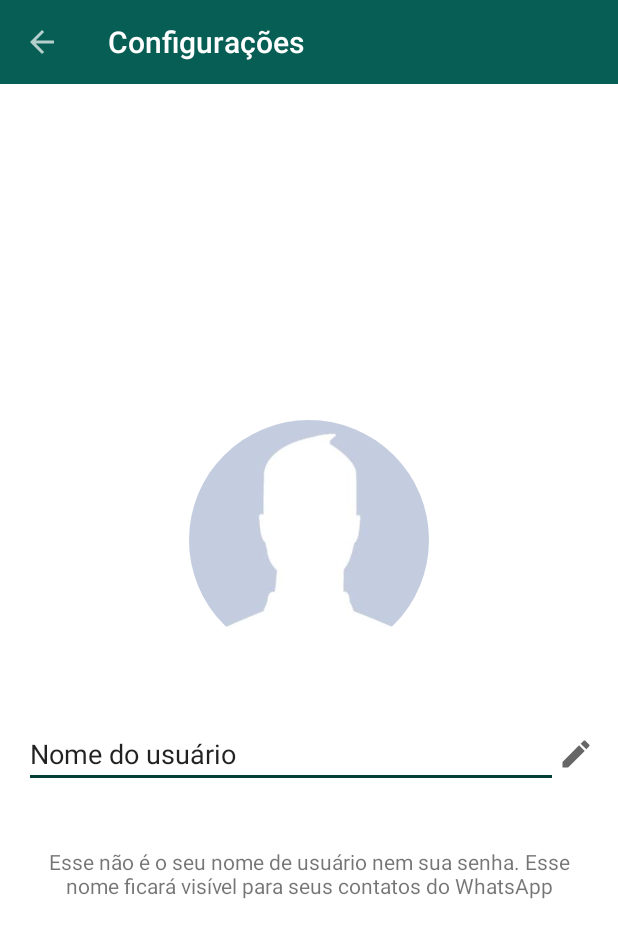
After one commit to pedromoraes618/WhatsAppProjeto, an Android app: the ConfiguracoesActivity screen opened directly, with no data from a screen before it, on a phone screen of 412 x 824 dp. The commit adds this screen. Shown: the top 938 px of the screen. Run offline under Robolectric (Android 15) with nearby library versions, the phone set to English and light mode, and no system bars; our stand-ins replace CircleImageView.

Commit message:
Criação da tela de configuracao

```diff
--- /dev/null
+++ b/app/src/main/java/com/example/whatsappprojeto/activity/ConfiguracoesActivity.java
@@ -0,0 +1,25 @@
+package com.example.whatsappprojeto.activity;
+
+import androidx.appcompat.app.AppCompatActivity;
+import androidx.appcompat.widget.Toolbar;
+
+import android.os.Bundle;
+
+import com.example.whatsappprojeto.R;
+
+public class ConfiguracoesActivity extends AppCompatActivity {
+
+    @Override
+    protected void onCreate(Bundle savedInstanceState) {
+        super.onCreate(savedInstanceState);
+        setContentView(R.layout.activity_configuracoes);
+
+        //Declarando a toolbar no configuracoesActivity e incluindo o nome whatsapp na toolbar
+        Toolbar toolbar = findViewById(R.id.toolbarPrincipal);
+        toolbar.setTitle("Configurações");
+        setSupportActionBar(toolbar);
+
+        getSupportActionBar().setDisplayHomeAsUpEnabled(true);
+
+    }
+}
--- a/app/src/main/java/com/example/whatsappprojeto/activity/LoginActivity.java
+++ b/app/src/main/java/com/example/whatsappprojeto/activity/LoginActivity.java
@@ -106,4 +106,6 @@ public class LoginActivity extends AppCompatActivity {
         startActivity(intent);
         finish();
     }
+
+
 }
--- /dev/null
+++ b/app/src/main/res/drawable/ic_edit_verde_24dp.xml
@@ -0,0 +1,10 @@
+<vector xmlns:android="http://schemas.android.com/apk/res/android"
+    android:width="24dp"
+    android:height="24dp"
+    android:viewportWidth="24"
+    android:viewportHeight="24"
+    android:tint="?attr/colorControlNormal">
+  <path
+      android:fillColor="#075e54"
+      android:pathData="M3,17.25V21h3.75L17.81,9.94l-3.75,-3.75L3,17.25zM20.71,7.04c0.39,-0.39 0.39,-1.02 0,-1.41l-2.34,-2.34c-0.39,-0.39 -1.02,-0.39 -1.41,0l-1.83,1.83 3.75,3.75 1.83,-1.83z"/>
+</vector>
--- a/app/src/main/res/layout/activity_cadastro.xml
+++ b/app/src/main/res/layout/activity_cadastro.xml
@@ -74,7 +74,7 @@
         android:layout_marginEnd="32dp"
         app:boxStrokeColor="@color/teal_200"
         app:hintTextColor="@color/teal_200"
-        app:layout_constraintBottom_toTopOf="@+id/button2"
+        app:layout_constraintBottom_toTopOf="@+id/abrirTelaLogin"
         app:layout_constraintEnd_toEndOf="parent"
         app:layout_constraintHorizontal_bias="0.5"
         app:layout_constraintStart_toStartOf="parent"
@@ -90,7 +90,7 @@
     </com.google.android.material.textfield.TextInputLayout>
 
     <Button
-        android:id="@+id/button2"
+        android:id="@+id/abrirTelaLogin"
         android:layout_width="0dp"
         android:layout_height="wrap_content"
         android:layout_marginStart="32dp"
--- /dev/null
+++ b/app/src/main/res/layout/activity_configuracoes.xml
@@ -0,0 +1,78 @@
+<?xml version="1.0" encoding="utf-8"?>
+<androidx.constraintlayout.widget.ConstraintLayout xmlns:android="http://schemas.android.com/apk/res/android"
+    xmlns:app="http://schemas.android.com/apk/res-auto"
+    xmlns:tools="http://schemas.android.com/tools"
+    android:layout_width="match_parent"
+    android:layout_height="match_parent"
+    tools:context=".activity.ConfiguracoesActivity">
+
+  <include
+      android:id="@+id/include"
+      layout="@layout/toolbar"
+      android:layout_width="0dp"
+      android:layout_height="wrap_content"
+      app:layout_constraintEnd_toEndOf="parent"
+      app:layout_constraintStart_toStartOf="parent"
+      app:layout_constraintTop_toTopOf="parent" />
+
+  <de.hdodenhof.circleimageview.CircleImageView
+      android:id="@+id/CircleImageViewFotoPerfil"
+      android:layout_width="160dp"
+      android:layout_height="160dp"
+      android:layout_marginTop="190dp"
+      android:src="@drawable/padrao"
+      app:layout_constraintBottom_toTopOf="@+id/linearLayout"
+      app:layout_constraintEnd_toEndOf="parent"
+      app:layout_constraintStart_toStartOf="parent"
+      app:layout_constraintTop_toBottomOf="@+id/include"
+      app:layout_constraintVertical_bias="0.45" />
+
+  <LinearLayout
+      android:id="@+id/linearLayout"
+      android:layout_width="0dp"
+      android:layout_height="wrap_content"
+      android:background="@color/white"
+      android:orientation="horizontal"
+      android:paddingLeft="16dp"
+      android:paddingTop="5dp"
+      android:paddingRight="16dp"
+      android:paddingBottom="5dp"
+      app:layout_constraintBottom_toTopOf="@+id/textView2"
+      app:layout_constraintEnd_toEndOf="parent"
+      app:layout_constraintStart_toStartOf="parent"
+      app:layout_constraintTop_toBottomOf="@+id/CircleImageViewFotoPerfil">
+
+    <EditText
+        android:id="@+id/editTextTextPersonName"
+        android:layout_width="wrap_content"
+        android:layout_height="wrap_content"
+        android:layout_weight="1"
+        android:ems="10"
+        android:inputType="textPersonName"
+        android:text="Nome do usuário" />
+
+    <ImageView
+        android:id="@+id/imageView3"
+        android:layout_width="wrap_content"
+        android:layout_height="wrap_content"
+        android:layout_gravity="center_vertical"
+
+        android:background="@drawable/ic_edit_verde_24dp"
+        android:paddingRight="16dp" />
+  </LinearLayout>
+
+  <TextView
+      android:id="@+id/textView2"
+      android:layout_width="0dp"
+      android:layout_height="wrap_content"
+      android:layout_marginStart="24dp"
+      android:layout_marginEnd="24dp"
+      android:layout_marginBottom="190dp"
+      android:text="Esse não é o seu nome de usuário nem sua senha. Esse nome ficará visível para seus contatos do WhatsApp"
+      android:textAlignment="center"
+      app:layout_constraintBottom_toBottomOf="parent"
+      app:layout_constraintEnd_toEndOf="parent"
+      app:layout_constraintHorizontal_bias="0.497"
+      app:layout_constraintStart_toStartOf="parent"
+      app:layout_constraintTop_toBottomOf="@+id/linearLayout" />
+</androidx.constraintlayout.widget.ConstraintLayout>
--- a/app/src/main/res/layout/toolbar.xml
+++ b/app/src/main/res/layout/toolbar.xml
@@ -1,7 +1,7 @@
 <?xml version="1.0" encoding="utf-8"?>
 <FrameLayout xmlns:android="http://schemas.android.com/apk/res/android"
     android:layout_width="match_parent"
-    android:layout_height="match_parent">
+    android:layout_height="wrap_content">
 
     <androidx.appcompat.widget.Toolbar
         android:id="@+id/toolbarPrincipal"
--- a/app/src/main/res/menu/menu_main.xml
+++ b/app/src/main/res/menu/menu_main.xml
@@ -6,6 +6,10 @@
             app:showAsAction="always"
             android:icon="@drawable/ic_pesquisa_branco_24dp"
             />
+        <item android:id="@+id/menugrupo"
+        android:title="Novo grupo"
+        app:showAsAction="never"
+        />
         <item android:id="@+id/menuConfiguracoes"
         android:title="Configurações"
         app:showAsAction="never"
@@ -14,4 +18,5 @@
         android:title="Sair"
         app:showAsAction="never"
         />
+
 </menu>
--- a/app/src/main/res/values/strings.xml
+++ b/app/src/main/res/values/strings.xml
@@ -6,4 +6,6 @@
     <string name="cadastrar">Não tem conta? Cadastre-se</string>
     <string name="cadatrarP">Cadastrar</string>
     <string name="digite_nome">Digite o seu nome</string>
+    <!-- TODO: Remove or change this placeholder text -->
+    <string name="hello_blank_fragment">Hello blank fragment</string>
 </resources>
```
Also changed, not shown: app/build.gradle (+10 -0 lines), app/src/main/AndroidManifest.xml (+7 -3 lines), app/src/main/java/com/example/whatsappprojeto/activity/CadastroActivity.java (+6 -2 lines), app/src/main/java/com/example/whatsappprojeto/activity/MainActivity.java (+32 -0 lines), app/src/main/java/com/example/whatsappprojeto/fragment/ContatosFragment.java (added, +66 -0 lines), app/src/main/java/com/example/whatsappprojeto/fragment/ConversasFragment.java (added, +66 -0 lines), app/src/main/java/com/example/whatsappprojeto/fragment/StatusFragment.java (added, +66 -0 lines), app/src/main/res/layout/activity_main.xml (+38 -0 lines), app/src/main/res/layout/fragment_contatos.xml (added, +15 -0 lines), app/src/main/res/layout/fragment_conversas.xml (added, +15 -0 lines), app/src/main/res/layout/fragment_status.xml (added, +15 -0 lines), app/src/main/res/drawable/padrao.jpg (added).
